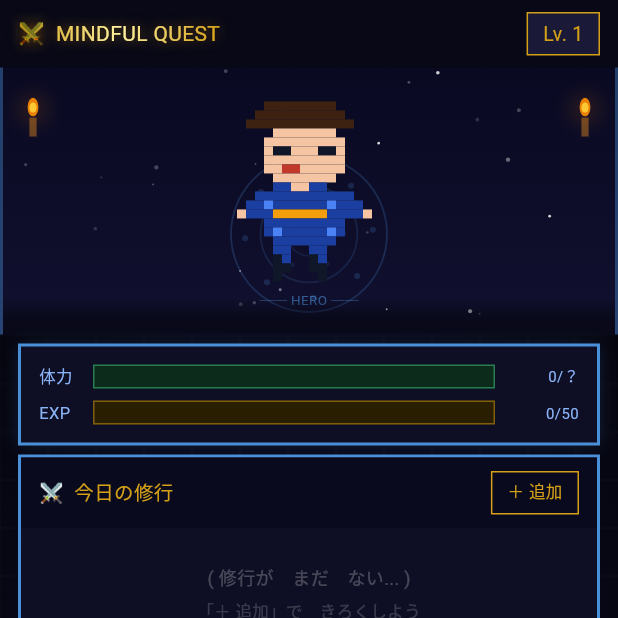
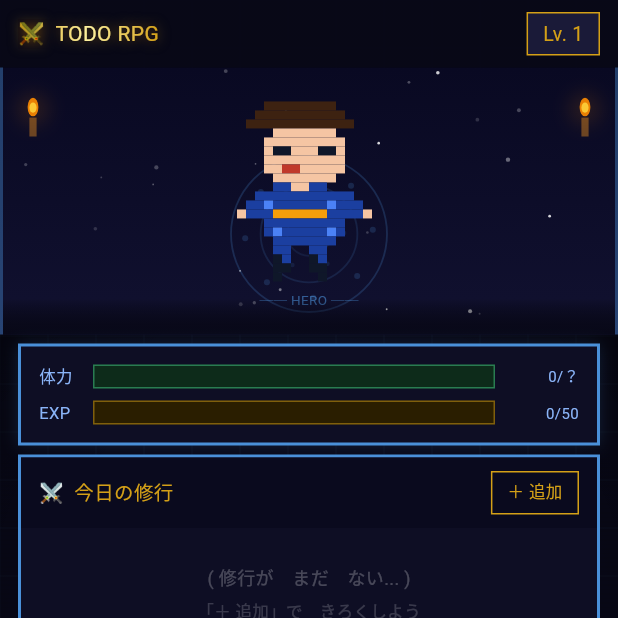
Before and after one commit to Sagara0627/todo_rpg, a Flutter app: the screen it shows after launch, on a phone screen of 412 x 824 dp, the top half of it. Run offline on Flutter 3.47's test engine with Material 3 defaults, Android fonts, the phone set to English and light mode, and no system bars; our stand-ins replace flutter_riverpod, google_fonts, shared_preferences; missing offline and left inert: dart:js_interop.

Commit message:
ページタイトルを修正

```diff
--- a/lib/main.dart
+++ b/lib/main.dart
@@ -13,7 +13,7 @@ class MindfulQuestApp extends StatelessWidget {
   @override
   Widget build(BuildContext context) {
     return MaterialApp(
-      title: 'Mindful Quest',
+      title: 'TODO RPG',
       debugShowCheckedModeBanner: false,
       theme: ThemeData.dark().copyWith(
         scaffoldBackgroundColor: const Color(0xFF080818),
--- a/lib/screens/main_screen.dart
+++ b/lib/screens/main_screen.dart
@@ -186,7 +186,7 @@ class _MainScreenState extends ConsumerState<MainScreen>
               colors: [Color(0xFFD4A017), Color(0xFFFFF3A0), Color(0xFFD4A017)],
             ).createShader(bounds),
             child: Text(
-              '⚔  MINDFUL QUEST',
+              '⚔  TODO RPG',
               style: GoogleFonts.dotGothic16(
                 color: Colors.white,
                 fontSize: 14,
```
Also changed, not shown: 1 other file.
